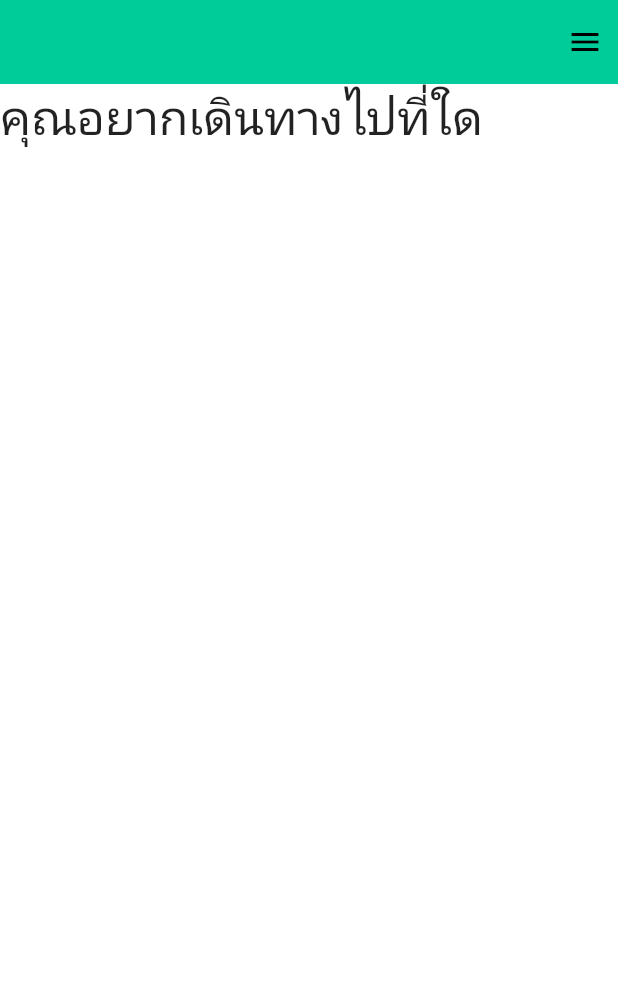
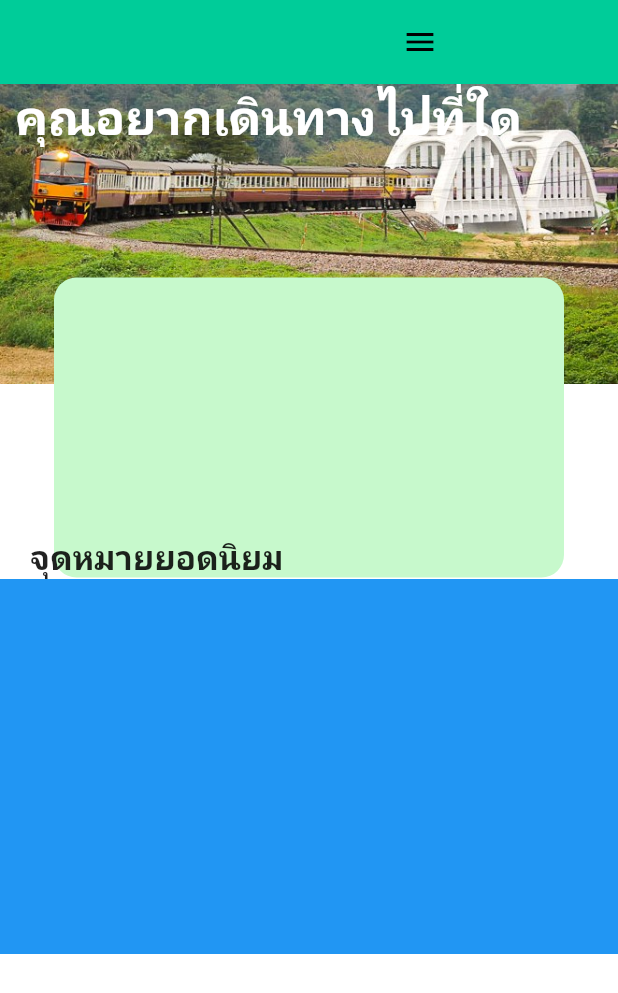
Before and after one commit to PuiFertilizer/train_planner, a Flutter app: the screen it shows after launch, on a phone screen of 412 x 824 dp. Shown: the top 993 px of the screen. Run offline on Flutter 3.47's test engine with Material 2 defaults, Android fonts, the light colour scheme and no system bars.

Commit message:
add widgets folder

```diff
--- a/lib/home.dart
+++ /dev/null
@@ -1,34 +0,0 @@
-import 'package:flutter/material.dart';
-
-
-class HomePage extends StatelessWidget {
-
-
-  @override
-  Widget build(BuildContext context) {
-    return Scaffold(
-      backgroundColor: Colors.white,
-      appBar: AppBar(
-        backgroundColor: Color.fromARGB(255, 0, 204, 153),
-        elevation: 0,
-        actions: [
-          Padding(
-            padding: const EdgeInsets.only(right: 10),
-            child:  Icon(
-              Icons.menu,
-              color: Colors.black,
-            ),
-          )
-
-        ]),
-        body: Column(
-          children: [
-            Text(
-              "คุณอยากเดินทางไปที่ใด", style: TextStyle(fontSize: 32),
-              )
-            ],
-      ),
-
-    );
-  }
-}
--- a/lib/main.dart
+++ b/lib/main.dart
@@ -1,5 +1,5 @@
 import 'package:flutter/material.dart';
-import 'home.dart';
+import 'screens/home.dart';
 
 void main() {
   runApp(MyApp());
--- /dev/null
+++ b/lib/screens/home.dart
@@ -0,0 +1,102 @@
+import 'package:flutter/material.dart';
+
+import '../widgets/Destination_Carousel.dart';
+
+
+class HomePage extends StatelessWidget {
+
+
+  @override
+  Widget build(BuildContext context) {
+    return Scaffold(
+
+      backgroundColor: Colors.white,
+      appBar: AppBar(
+        backgroundColor: Color.fromARGB(255, 0, 204, 153),
+        elevation: 0,
+        actions: [
+          Padding(
+            padding: const EdgeInsets.only(left: 20.0, right: 120.0),
+            child:  Icon(
+              Icons.menu,
+              color: Colors.black,
+            ),
+          )
+
+        ]),
+        body: Stack(
+
+
+          children: [
+            Image.asset("assets/images/tachompoo.jpg",
+            height: 200,
+            width: double.infinity,
+            fit: BoxFit.cover,
+            ),
+            Column(
+
+
+              mainAxisAlignment: MainAxisAlignment.spaceBetween,
+
+              children: <Widget>[
+                Padding(
+                  padding: EdgeInsets.symmetric(horizontal: 10.0),
+                  child: Row(
+                    mainAxisAlignment: MainAxisAlignment.spaceBetween,
+                    children: <Widget>[
+                      Text(
+                  "คุณอยากเดินทางไปที่ใด",
+                  style: TextStyle(
+                    fontSize: 32,
+                    fontWeight: FontWeight.bold,
+                    color: Colors.white,
+                    )
+                ),
+                    ],
+                  )
+
+            ),
+              ],
+            ),
+            Positioned.fill(
+
+              bottom: 310,
+              child: Align(
+                alignment: Alignment.center,
+              child: Container(
+                width: 340,
+                height: 200,
+                decoration: BoxDecoration(
+                  color: Color.fromRGBO(199, 249, 204, 1),
+                  borderRadius: BorderRadius.circular(15)
+                ),
+
+                child: Container(
+
+                )
+              )
+
+            ),
+
+          ),
+
+          Column(
+
+            children: <Widget>[
+              SizedBox(height: 300.0) ,
+
+
+
+                    Destination_Carousel(),
+
+
+
+            ],
+          )
+        ],
+      ),
+    );
+
+  }
+
+}
--- /dev/null
+++ b/lib/widgets/Destination_Carousel.dart
@@ -0,0 +1,30 @@
+
+import 'package:flutter/material.dart';
+
+class Destination_Carousel extends StatelessWidget {
+  @override
+  Widget build(BuildContext context) {
+    return Column(
+      children: <Widget>[
+        Padding(
+          padding: EdgeInsets.symmetric(horizontal: 20.0),
+          child: Row(
+            mainAxisAlignment: MainAxisAlignment.spaceBetween,
+            children: <Widget>[
+              Text(
+                'จุดหมายยอดนิยม',
+                style: TextStyle(
+                  fontSize: 22.0,
+                  fontWeight: FontWeight.bold,
+
+                ),
+              ),
+            ]),
+
+        ),
+        Container(height: 250.0,
+        color: Colors.blue,)
+      ]
+    );
+  }
+}
```
Also changed, not shown: assets/images/tachompoo.jpg (added).
